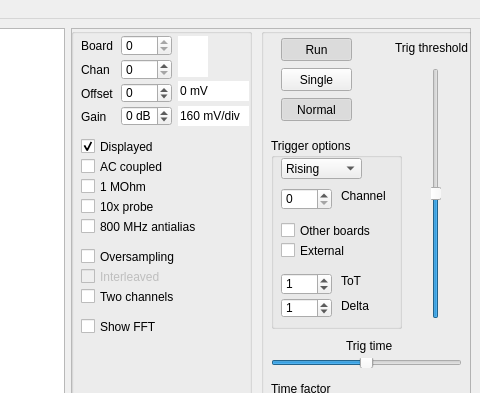
This is software/HaasoscopePro.ui in drandyhaas/HaasoscopePro as Qt 5 draws it before an edit; both pictures show x 741 to 1221 and y 0 to 393 of the 1221 by 800 pixel window. The edited form follows.
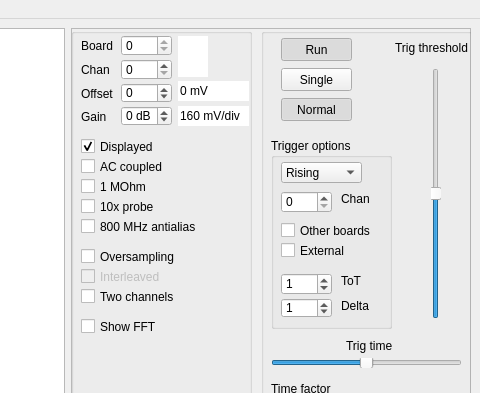
This is the edited form. Custom widgets are drawn as their Qt base class.

Commit message: Rising/falling combobox

```diff
--- a/software/HaasoscopePro.ui
+++ b/software/HaasoscopePro.ui
@@ -317,7 +317,7 @@
          <rect>
           <x>10</x>
           <y>110</y>
-          <width>131</width>
+          <width>121</width>
           <height>191</height>
          </rect>
         </property>
@@ -435,7 +435,7 @@
          <property name="geometry">
           <rect>
            <x>10</x>
-           <y>50</y>
+           <y>53</y>
            <width>51</width>
            <height>22</height>
           </rect>
@@ -459,7 +459,7 @@
          <property name="geometry">
           <rect>
            <x>70</x>
-           <y>50</y>
+           <y>53</y>
            <width>51</width>
            <height>16</height>
           </rect>
@@ -470,7 +470,7 @@
           </font>
          </property>
          <property name="text">
-          <string>Channel</string>
+          <string>Chan</string>
          </property>
         </widget>
         <widget class="QCheckBox" name="extsmatrigCheck">
@@ -495,7 +495,7 @@
          <property name="geometry">
           <rect>
            <x>10</x>
-           <y>20</y>
+           <y>24</y>
            <width>81</width>
            <height>21</height>
           </rect>
```
